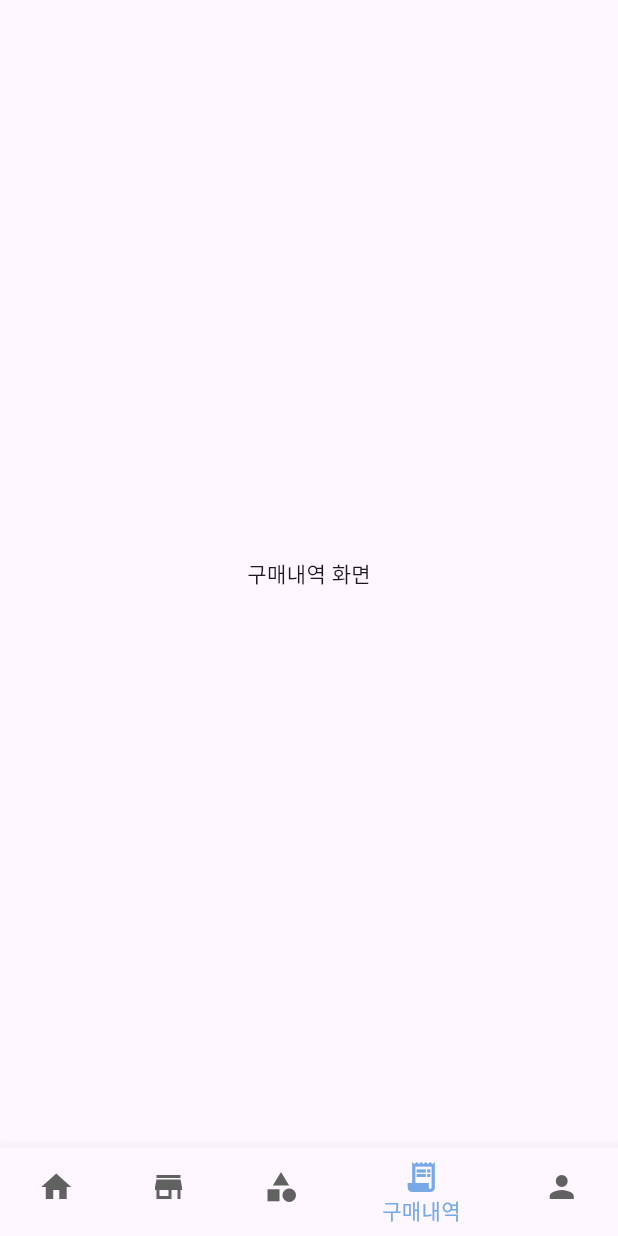
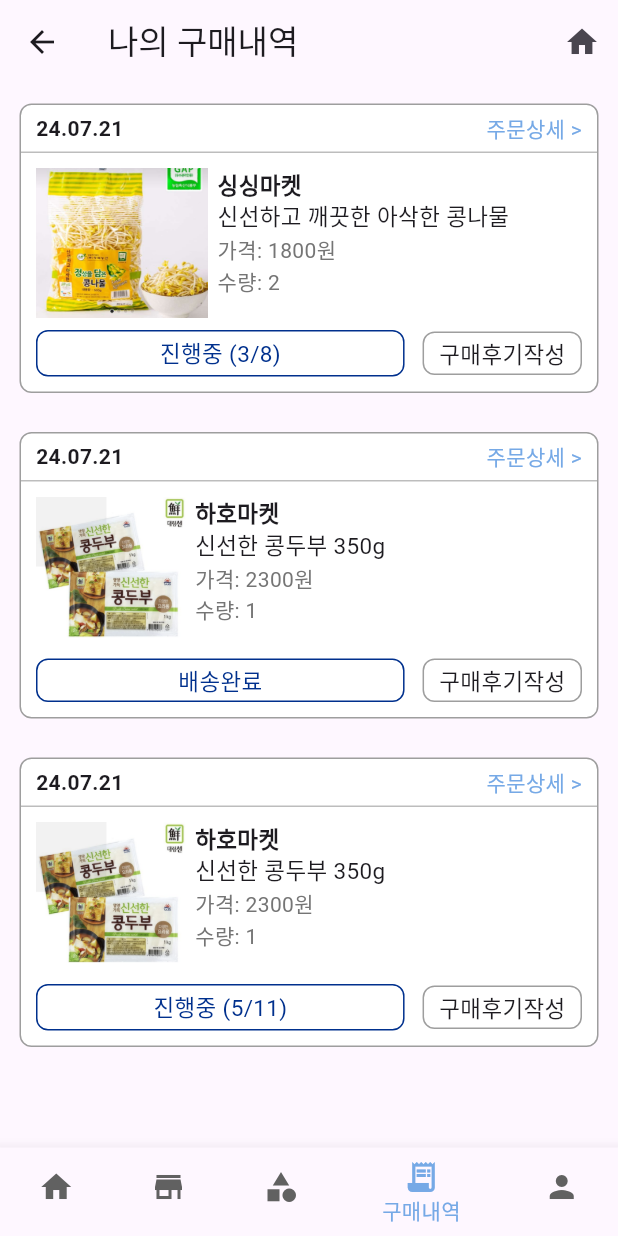
Before and after one commit to seozihyeon/GDSC_MiniProject, a Flutter app: the screen it shows after launch, item 4 of the bottom bar chosen, on a phone screen of 412 x 824 dp. Run offline on Flutter 3.47's test engine with Material 3 defaults, Android fonts, the phone set to English and light mode, and no system bars; our stand-ins replace shared_preferences; network calls fail.

Commit message:
0729 add mypurchase front

```diff
--- a/lib/main.dart
+++ b/lib/main.dart
@@ -1,4 +1,5 @@
 import 'package:flutter/material.dart';
+import 'package:miniproject/mypuchase.dart';
 import 'package:shared_preferences/shared_preferences.dart';
 import 'package:miniproject/mycart.dart';
 import 'market.dart';
@@ -61,7 +62,7 @@
       HomeScreen(customBlue: const Color(0xFF76A9E6), dongName: dongName),
       MarketScreen(customBlue: const Color(0xFF76A9E6)),
       CategoryScreen(),
-      PurchaseHistoryScreen(),
+      MyPurchaseScren(),
       MyInfoScreen(), // Update to use the new MyInfoScreen
     ];
   }
--- /dev/null
+++ b/lib/mypuchase.dart
@@ -0,0 +1,159 @@
+import 'package:flutter/material.dart';
+
+class MyPurchaseScren extends StatefulWidget {
+  const MyPurchaseScren({super.key});
+
+  @override
+  State<MyPurchaseScren> createState() => _MyPurchaseScrenState();
+}
+
+class _MyPurchaseScrenState extends State<MyPurchaseScren> {
+  @override
+  Widget build(BuildContext context) {
+    return Scaffold(
+      appBar: AppBar(
+        leading: IconButton(
+          icon: Icon(Icons.arrow_back),
+          onPressed: () {
+            Navigator.of(context).pop();
+          },
+        ),
+        title: Text('나의 구매내역'),
+        actions: [
+          IconButton(
+            icon: Icon(Icons.home),
+            onPressed: () {
+              // Implement action for home icon
+            },
+          ),
+        ],
+      ),
+      body: SingleChildScrollView(
+        child: Column(
+          children: [
+            CartItem(Mname: "싱싱마켓", Pname: "신선하고 깨끗한 아삭한 콩나물", Pimg: 'assets/images/veg2.png', Dstate: 0, price: 1800, quantity: 2, currentNum: 3, totalNum: 8),
+            CartItem(Mname: "하호마켓", Pname: "신선한 콩두부 350g", Pimg: 'assets/images/tofu.png', Dstate: 1, price: 2300, quantity: 1, currentNum: 5, totalNum: 11),
+            CartItem(Mname: "하호마켓", Pname: "신선한 콩두부 350g", Pimg: 'assets/images/tofu.png', Dstate: 0, price: 2300, quantity: 1, currentNum: 5, totalNum: 11),
+          ],
+        ),
+      ),
+    );
+  }
+}
+
+class CartItem extends StatefulWidget {
+  final String Mname;
+  final String Pname;
+  final String Pimg;
+  final int Dstate;
+  final int price;
+  final int quantity;
+  final int currentNum;
+  final int totalNum;
+
+  CartItem({
+    required this.Mname,
+    required this.Pname,
+    required this.Pimg,
+    required this.Dstate,
+    required this.price,
+    required this.quantity,
+    required this.currentNum,
+    required this.totalNum,
+  });
+
+  @override
+  _CartItemState createState() => _CartItemState();
+}
+
+class _CartItemState extends State<CartItem> {
+  bool isChecked = false;
+  int Dstate = 1;
+
+  @override
+  Widget build(BuildContext context) {
+    return Padding(
+      padding: const EdgeInsets.all(13.0),
+      child: Container(
+        decoration: BoxDecoration(
+          color: Colors.white,
+          borderRadius: BorderRadius.circular(8.0),
+          border: Border.all(
+            color: Colors.grey,
+            width: 1,
+          ),
+        ),
+        child: Column(
+          crossAxisAlignment: CrossAxisAlignment.start,
+          children: [
+            Padding(
+              padding: EdgeInsets.symmetric(horizontal: 10, vertical: 5),
+              child: Row(
+                mainAxisAlignment: MainAxisAlignment.spaceBetween,
+                children: [
+                  Text('24.07.21', style: TextStyle(fontWeight: FontWeight.bold),),
+                  Text('주문상세 >', style: TextStyle(color: Color(0xFF76A9E6)),)
+                ],
+              ),
+            ),
+            Container(
+              height: 1.0,
+              color: Colors.grey.shade400,
+            ),
+            Container(
+              padding: EdgeInsets.all(10),
+              child: Column(
+                children: [
+                  Row(
+                    crossAxisAlignment: CrossAxisAlignment.start,
+                    children: [
+                      Image.asset(
+                        widget.Pimg,
+                        fit: BoxFit.cover,
+                        height: 100,
+                      ),
+                      SizedBox(width: 6,),
+                      Column(
+                        crossAxisAlignment: CrossAxisAlignment.start,
+                        children: [
+                          Text(widget.Mname, style: TextStyle(fontWeight: FontWeight.bold, fontSize: 15),),
+                          Text('${widget.Pname}', style: TextStyle(fontSize: 15), ),
+                          Text('가격: ${widget.price}원', style: TextStyle(color: Colors.grey.shade600),),
+                          Text('수량: ${widget.quantity}', style: TextStyle(color: Colors.grey.shade600)),
+                        ],
+                      )
+                    ],
+                  ),
+                  SizedBox(height: 8,),
+                  Row(
+                    mainAxisAlignment: MainAxisAlignment.spaceBetween,
+                    children: [
+                      Expanded(
+                        child: Container(
+                          decoration: BoxDecoration(border: Border.all(color: Color(0xFF00308D), width: 1,), borderRadius: BorderRadius.circular(8)),
+                          child: Padding(
+                            padding: EdgeInsets.symmetric(horizontal: 10, vertical: 3),
+                            child: widget.Dstate == 0
+                                ? Center(child: Text('진행중 (${widget.currentNum}/${widget.totalNum})', style: TextStyle(color: Color(0xFF00308D), fontSize: 15),))
+                                : Center(child: Text('배송완료', style: TextStyle(color: Color(0xFF00308D), fontSize: 15),),
+                            ),
+                          ),
+                        ),
+                      ),
+                      SizedBox(width: 12,),
+                      Container(
+                        padding: EdgeInsets.symmetric(horizontal: 10, vertical: 3),
+                        decoration: BoxDecoration(border: Border.all(color: Colors.grey, width: 1,), borderRadius: BorderRadius.circular(8)),
+                        child: Text('구매후기작성', textAlign: TextAlign.center, style: TextStyle(fontSize: 15),),
+                      ),
+                    ],
+                  ),
+                ],
+              ),
+            ),
+          ],
+        ),
+      ),
+    );
+  }
+}
```
